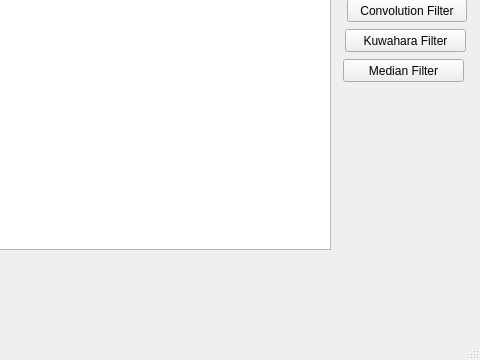
The window that MainWindow.ui (guestnone/imageedit) describes before a commit, drawn with Qt 5; both pictures show x 320 to 800 and y 240 to 600 of the 800 by 600 pixel window.
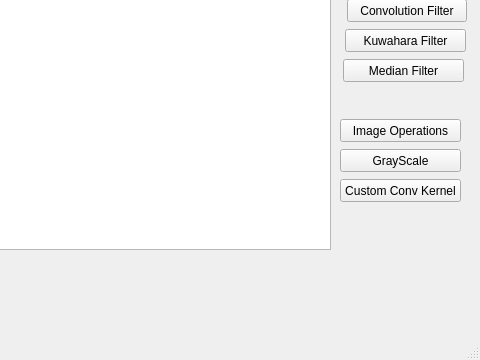
The same window after the commit.

Commit message:
Added simple image operations (except darkening which barely works), gray scaling, custom convolution kernel
- Fixed bug which not being able to handle arbitrary kernels

Diff of the .ui file:
```diff
--- a/MainWindow.ui
+++ b/MainWindow.ui
@@ -284,6 +284,45 @@
      <string>Median Filter</string>
     </property>
    </widget>
+   <widget class="QPushButton" name="imageOpsPushButton">
+    <property name="geometry">
+     <rect>
+      <x>660</x>
+      <y>340</y>
+      <width>121</width>
+      <height>23</height>
+     </rect>
+    </property>
+    <property name="text">
+     <string>Image Operations</string>
+    </property>
+   </widget>
+   <widget class="QPushButton" name="grayScalePushButton">
+    <property name="geometry">
+     <rect>
+      <x>660</x>
+      <y>370</y>
+      <width>121</width>
+      <height>23</height>
+     </rect>
+    </property>
+    <property name="text">
+     <string>GrayScale</string>
+    </property>
+   </widget>
+   <widget class="QPushButton" name="customConvKernelPushButton">
+    <property name="geometry">
+     <rect>
+      <x>660</x>
+      <y>400</y>
+      <width>121</width>
+      <height>23</height>
+     </rect>
+    </property>
+    <property name="text">
+     <string>Custom Conv Kernel</string>
+    </property>
+   </widget>
   </widget>
   <widget class="QMenuBar" name="menubar">
    <property name="geometry">
```
The commit also changes 16 other files.
